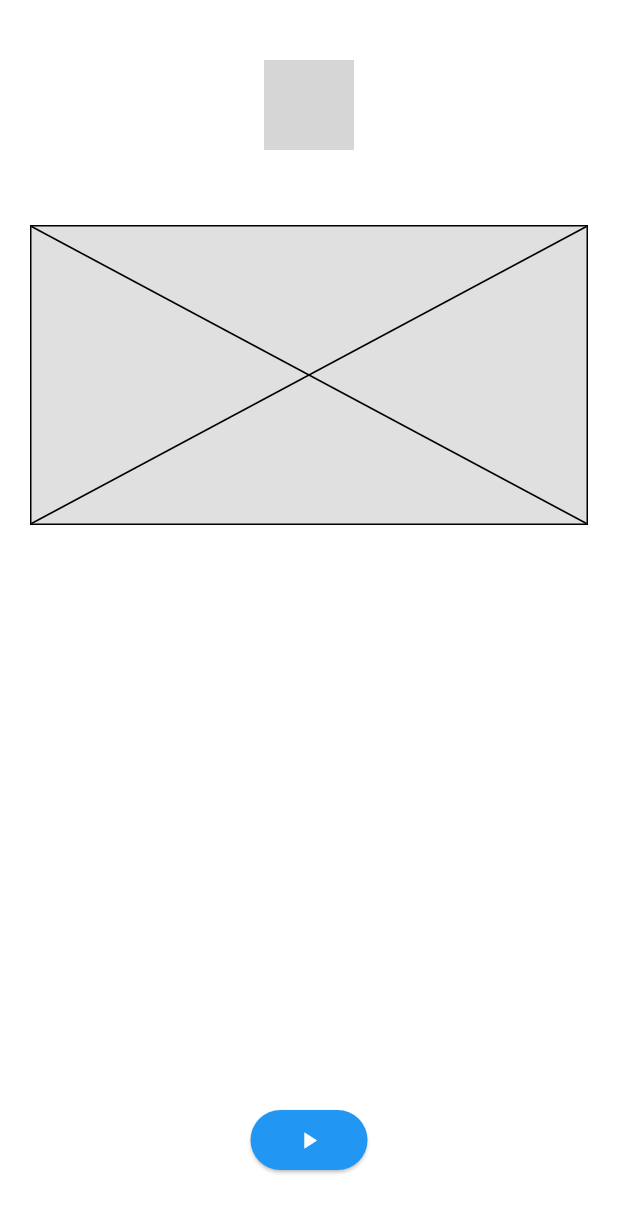
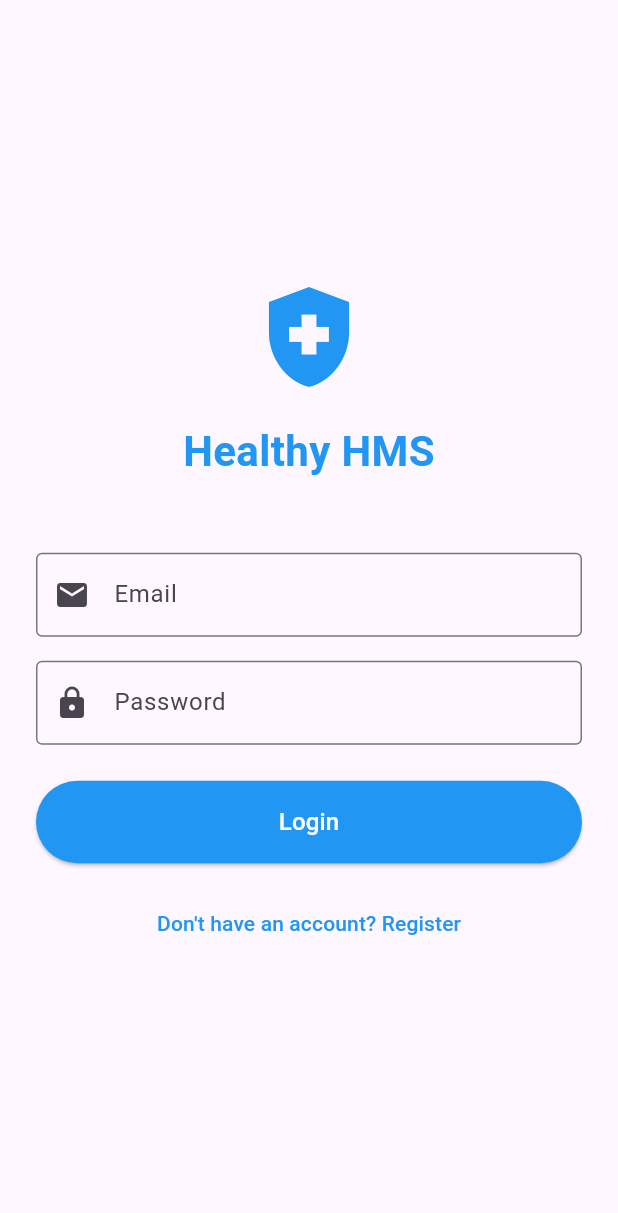
Before and after one commit to iBlackFoxprod/hospital-management-system, a Flutter app: the screen it shows after launch, on a phone screen of 412 x 824 dp. Shown: the top 1213 px of the screen. Run offline on Flutter 3.47's test engine with Material 3 defaults, Android fonts, the phone set to English and light mode, and no system bars; our stand-ins replace firebase_auth, firebase_core; accounts and stored records are empty; generated files the repository leaves out were written again; grey boxes are pictures that could not be loaded.

Commit message:
+ Update v0.2

```diff
--- /dev/null
+++ b/lib/main.dart
@@ -0,0 +1,69 @@
+import 'package:flutter/material.dart';
+import 'package:firebase_core/firebase_core.dart';
+import 'package:provider/provider.dart';
+import 'firebase_options.dart';
+import 'services/auth_service.dart';
+import 'screens/login_screen.dart';
+import 'screens/register_screen.dart';
+import 'screens/home_screen.dart';
+
+void main() async {
+  WidgetsFlutterBinding.ensureInitialized();
+  await Firebase.initializeApp(
+    options: DefaultFirebaseOptions.currentPlatform,
+  );
+  runApp(
+    ChangeNotifierProvider(
+      create: (_) => AuthService(),
+      child: HealthlyApp(),
+    ),
+  );
+}
+
+class HealthlyApp extends StatelessWidget {
+  @override
+  Widget build(BuildContext context) {
+    return MaterialApp(
+      title: 'Healthy HMS',
+      theme: ThemeData(
+        primarySwatch: Colors.blue,
+        visualDensity: VisualDensity.adaptivePlatformDensity,
+      ),
+      debugShowCheckedModeBanner: false,
+      initialRoute: '/',
+      routes: {
+        '/': (context) => AuthWrapper(),
+        '/login': (context) => LoginScreen(),
+        '/register': (context) => RegisterScreen(),
+        '/home': (context) => HomeScreen(),
+      },
+    );
+  }
+}
+
+class AuthWrapper extends StatelessWidget {
+  @override
+  Widget build(BuildContext context) {
+    final authService = Provider.of<AuthService>(context);
+
+    return StreamBuilder(
+      stream: authService.user,
+      builder: (context, AsyncSnapshot snapshot) {
+        if (snapshot.connectionState == ConnectionState.active) {
+          final user = snapshot.data;
+          if (user == null) {
+            return LoginScreen();
+          }
+          return HomeScreen();
+        }
+
+        // While waiting for connection, show loading indicator
+        return const Scaffold(
+          body: Center(
+            child: CircularProgressIndicator(),
+          ),
+        );
+      },
+    );
+  }
+}
--- a/lib/Page1.dart
+++ b/lib/screens/home_screen.dart
@@ -1,33 +1,57 @@
 import 'package:flutter/material.dart';
+import 'package:provider/provider.dart';
+import '../services/auth_service.dart';
 
-void main() => runApp(HealthlyApp());
-
-class HealthlyApp extends StatelessWidget {
+class HomeScreen extends StatelessWidget {
   @override
   Widget build(BuildContext context) {
-    return MaterialApp(
-      home: HealthlyScreen(),
-      debugShowCheckedModeBanner: false,
-    );
-  }
-}
+    final authService = Provider.of<AuthService>(context);
 
-class HealthlyScreen extends StatelessWidget {
-  @override
-  Widget build(BuildContext context) {
     return Scaffold(
+      appBar: AppBar(
+        title: const Text('Healthy HMS'),
+        backgroundColor: Colors.blue,
+        actions: [
+          IconButton(
+            icon: const Icon(Icons.logout),
+            onPressed: () async {
+              await authService.signOut();
+            },
+          ),
+        ],
+      ),
       backgroundColor: Colors.white,
       body: SafeArea(
         child: Column(
           children: [
             const SizedBox(height: 40),
-            // Top Logo Image (replace '' with your asset path)
-            Image.asset(
-              'assets/img/logo.png', // ← add your image path here (e.g., 'assets/images/healthly_logo.png')
-              height: 60,
-              fit: BoxFit.contain,
+            // Top Logo/Icon
+            const Icon(
+              Icons.health_and_safety,
+              size: 80,
+              color: Colors.blue,
+            ),
+            const Text(
+              'Healthy HMS',
+              style: TextStyle(
+                fontSize: 24,
+                fontWeight: FontWeight.bold,
+                color: Colors.blue,
+              ),
             ),
             const SizedBox(height: 50),
+
+            // User welcome message
+            Padding(
+              padding: const EdgeInsets.all(16.0),
+              child: Text(
+                'Welcome, ${authService.getCurrentUserId() ?? "User"}!',
+                style: const TextStyle(
+                  fontSize: 18,
+                  fontWeight: FontWeight.w500,
+                ),
+              ),
+            ),
 
             // Placeholder media box
             Container(
@@ -36,6 +60,7 @@ class HealthlyScreen extends StatelessWidget {
               width: double.infinity,
               decoration: BoxDecoration(
                 color: Colors.grey.shade300,
+                borderRadius: BorderRadius.circular(8),
                 border: Border.all(color: Colors.black),
               ),
               child: CustomPaint(
@@ -50,7 +75,7 @@ class HealthlyScreen extends StatelessWidget {
               onPressed: () {},
               style: ElevatedButton.styleFrom(
                 backgroundColor: Colors.blue,
-                shape: StadiumBorder(),
+                shape: const StadiumBorder(),
                 padding: const EdgeInsets.symmetric(horizontal: 30, vertical: 10),
               ),
               child: const Icon(Icons.play_arrow, color: Colors.white),
--- /dev/null
+++ b/lib/screens/login_screen.dart
@@ -0,0 +1,170 @@
+import 'package:flutter/material.dart';
+import 'package:provider/provider.dart';
+import '../services/auth_service.dart';
+
+class LoginScreen extends StatefulWidget {
+  @override
+  _LoginScreenState createState() => _LoginScreenState();
+}
+
+class _LoginScreenState extends State<LoginScreen> {
+  final _formKey = GlobalKey<FormState>();
+  final _emailController = TextEditingController();
+  final _passwordController = TextEditingController();
+  bool _isLoading = false;
+  String _errorMessage = '';
+
+  @override
+  void dispose() {
+    _emailController.dispose();
+    _passwordController.dispose();
+    super.dispose();
+  }
+
+  Future<void> _submitForm() async {
+    if (_formKey.currentState!.validate()) {
+      setState(() {
+        _isLoading = true;
+        _errorMessage = '';
+      });
+
+      final authService = Provider.of<AuthService>(context, listen: false);
+      final error = await authService.signIn(
+        _emailController.text.trim(),
+        _passwordController.text.trim(),
+      );
+
+      if (error != null) {
+        setState(() {
+          _errorMessage = error;
+          _isLoading = false;
+        });
+      }
+    }
+  }
+
+  @override
+  Widget build(BuildContext context) {
+    return Scaffold(
+      body: SafeArea(
+        child: Center(
+          child: SingleChildScrollView(
+            padding: const EdgeInsets.all(24.0),
+            child: Form(
+              key: _formKey,
+              child: Column(
+                mainAxisAlignment: MainAxisAlignment.center,
+                crossAxisAlignment: CrossAxisAlignment.stretch,
+                children: [
+                  // Logo/App Name
+                  const Icon(
+                    Icons.health_and_safety,
+                    size: 80,
+                    color: Colors.blue,
+                  ),
+                  const SizedBox(height: 16),
+                  const Text(
+                    'Healthy HMS',
+                    textAlign: TextAlign.center,
+                    style: TextStyle(
+                      fontSize: 28,
+                      fontWeight: FontWeight.bold,
+                      color: Colors.blue,
+                    ),
+                  ),
+                  const SizedBox(height: 48),
+
+                  // Email Field
+                  TextFormField(
+                    controller: _emailController,
+                    keyboardType: TextInputType.emailAddress,
+                    decoration: const InputDecoration(
+                      labelText: 'Email',
+                      border: OutlineInputBorder(),
+                      prefixIcon: Icon(Icons.email),
+                    ),
+                    validator: (value) {
+                      if (value == null || value.isEmpty) {
+                        return 'Please enter your email';
+                      }
+                      if (!value.contains('@') || !value.contains('.')) {
+                        return 'Please enter a valid email';
+                      }
+                      return null;
+                    },
+                  ),
+                  const SizedBox(height: 16),
+
+                  // Password Field
+                  TextFormField(
+                    controller: _passwordController,
+                    obscureText: true,
+                    decoration: const InputDecoration(
+                      labelText: 'Password',
+                      border: OutlineInputBorder(),
+                      prefixIcon: Icon(Icons.lock),
+                    ),
+                    validator: (value) {
+                      if (value == null || value.isEmpty) {
+                        return 'Please enter your password';
+                      }
+                      if (value.length < 6) {
+                        return 'Password must be at least 6 characters';
+                      }
+                      return null;
+                    },
+                  ),
+                  const SizedBox(height: 24),
+
+                  // Error Message
+                  if (_errorMessage.isNotEmpty)
+                    Padding(
+                      padding: const EdgeInsets.only(bottom: 16.0),
+                      child: Text(
+                        _errorMessage,
+                        style: const TextStyle(
+                          color: Colors.red,
+                          fontSize: 14,
+                        ),
+                        textAlign: TextAlign.center,
+                      ),
+                    ),
+
+                  // Login Button
+                  ElevatedButton(
+                    onPressed: _isLoading ? null : _submitForm,
+                    style: ElevatedButton.styleFrom(
+                      padding: const EdgeInsets.symmetric(vertical: 16),
+                      backgroundColor: Colors.blue,
+                    ),
+                    child: _isLoading
+                        ? const CircularProgressIndicator(color: Colors.white)
+                        : const Text(
+                            'Login',
+                            style: TextStyle(
+                              fontSize: 16,
+                              color: Colors.white,
+                            ),
+                          ),
+                  ),
+                  const SizedBox(height: 16),
+
+                  // Register Link
+                  TextButton(
+                    onPressed: () {
+                      Navigator.pushNamed(context, '/register');
+                    },
+                    child: const Text(
+                      'Don\'t have an account? Register',
+                      style: TextStyle(color: Colors.blue),
+                    ),
+                  ),
+                ],
+              ),
+            ),
+          ),
+        ),
+      ),
+    );
+  }
+}
--- /dev/null
+++ b/lib/services/auth_service.dart
@@ -0,0 +1,45 @@
+import 'package:firebase_auth/firebase_auth.dart';
+import 'package:flutter/material.dart';
+
+class AuthService extends ChangeNotifier {
+  final FirebaseAuth _auth = FirebaseAuth.instance;
+
+  // Create user stream
+  Stream<User?> get user => _auth.authStateChanges();
+
+  // Sign in with email & password
+  Future<String?> signIn(String email, String password) async {
+    try {
+      await _auth.signInWithEmailAndPassword(
+        email: email,
+        password: password,
+      );
+      return null;
+    } on FirebaseAuthException catch (e) {
+      return e.message;
+    }
+  }
+
+  // Register with email & password
+  Future<String?> register(String email, String password) async {
+    try {
+      await _auth.createUserWithEmailAndPassword(
+        email: email,
+        password: password,
+      );
+      return null;
+    } on FirebaseAuthException catch (e) {
+      return e.message;
+    }
+  }
+
+  // Sign out
+  Future<void> signOut() async {
+    await _auth.signOut();
+  }
+
+  // Get current user ID
+  String? getCurrentUserId() {
+    return _auth.currentUser?.uid;
+  }
+}
```
Also changed, not shown: lib/screens/register_screen.dart (added, +204 -0 lines), pubspec.yaml (+5 -12 lines), pubspec.lock, 3 other files.
